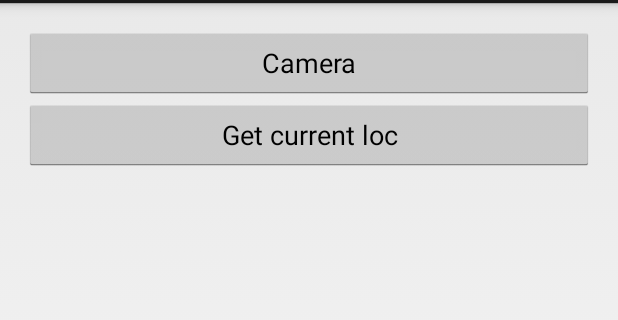
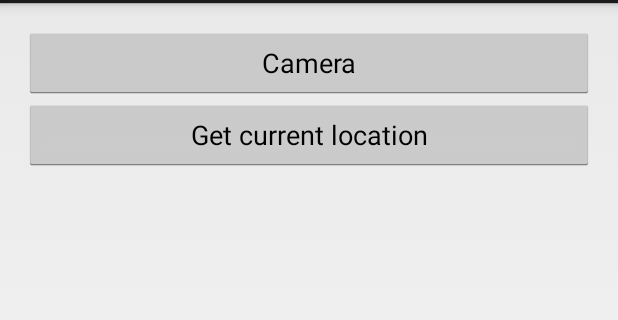
Before and after one commit to andzaytsev/AnyMap, an Android app: the screen it shows after launch (MyActivity), on a phone screen of 412 x 824 dp, the part 69-389 px from its top. Run offline under Robolectric (Android 15) with nearby library versions, the phone set to English and light mode, and no system bars; 1 statement that could not run was skipped.

```diff
--- a/app/src/main/res/layout/activity_my.xml
+++ b/app/src/main/res/layout/activity_my.xml
@@ -19,7 +19,7 @@
     <Button
         android:layout_width="wrap_content"
         android:layout_height="wrap_content"
-        android:text="Get current loc"
+        android:text="@string/button_location"
         android:id="@+id/button"
         android:onClick="showLocation"
         android:layout_below="@+id/button_camera"
--- a/app/src/main/res/values/strings.xml
+++ b/app/src/main/res/values/strings.xml
@@ -7,5 +7,6 @@
     <string name="button_camera">Camera</string>
     <string name="image_cd_camera">Camera</string>
     <string name="title_activity_picture">picture</string>
+    <string name="button_location">Get current location</string>
 
 </resources>
```
Also changed, not shown: app/src/main/java/edu/uiuc/anymap/MyActivity.java (+20 -5 lines).
